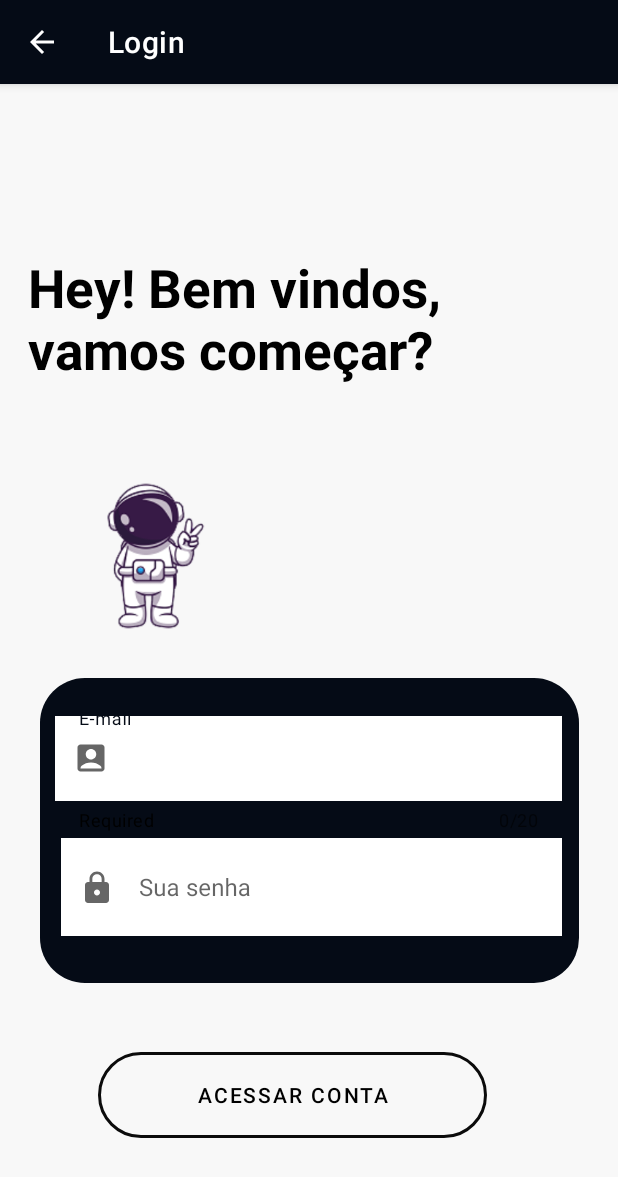
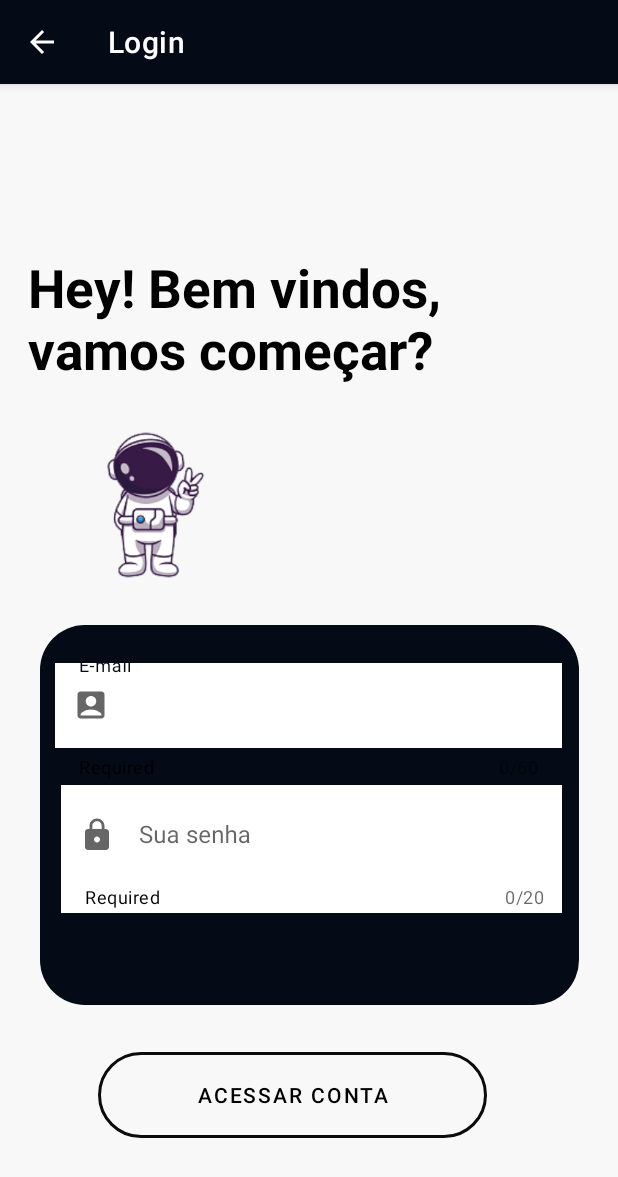
Before and after one commit to lucascostadevrobot/bikeseekerF, an Android app: the screen it shows after launch (LoginActivity), after a tap on "FAZER LOGIN", on a phone screen of 412 x 824 dp. Shown: the top 1177 px of the screen. Run offline under Robolectric (Android 15) with nearby library versions, the phone set to English and light mode, and no system bars; our stand-ins replace Firebase (no records; nobody signed in at launch, a user with empty details on screens opened directly); libraries missing offline, so code that uses them is left out: com.firebase.geofire.

Commit message:
TASK - 159 ajusta tela de login layout max text input

```diff
--- a/app/src/main/res/layout/activity_login.xml
+++ b/app/src/main/res/layout/activity_login.xml
@@ -39,7 +39,7 @@
     <LinearLayout
         android:id="@+id/linearLayout2"
         android:layout_width="359dp"
-        android:layout_height="203dp"
+        android:layout_height="253dp"
         android:background="@drawable/linear_layout_circular_secundario"
         android:orientation="vertical"
         app:layout_constraintBottom_toBottomOf="parent"
@@ -52,27 +52,28 @@
         <com.google.android.material.textfield.TextInputLayout
             style="@style/Widget.MaterialComponents.TextInputLayout.OutlinedBox"
             android:layout_width="338dp"
-            android:layout_height="152dp"
+            android:layout_height="172dp"
             android:layout_marginLeft="10dp"
             android:layout_marginTop="20dp"
             android:layout_marginRight="10dp"
             android:hint="E-mail"
             app:boxStrokeColor="#00FFFFFF"
             app:counterEnabled="true"
-            app:counterMaxLength="20"
+            app:counterMaxLength="60"
             app:endIconMode="clear_text"
             app:helperText="Required"
             app:helperTextTextColor="@color/black"
             app:layout_constraintEnd_toEndOf="parent"
             app:layout_constraintStart_toStartOf="parent"
-            app:startIconDrawable="@drawable/ic_baseline_account_box_24">
+            app:startIconDrawable="@drawable/ic_baseline_account_box_24"
+            tools:ignore="HardcodedText">
 
             <com.google.android.material.textfield.TextInputEditText
                 android:id="@+id/editLoginEmail"
                 android:layout_width="match_parent"
                 android:layout_height="wrap_content"
                 android:background="#FFFFFF"
-                android:maxLength="30"
+                android:maxLength="200"
                 android:singleLine="false"
                 android:textColorHint="#00FFFFFF"
                 tools:ignore="DuplicateSpeakableTextCheck" />
@@ -103,7 +104,7 @@
                     android:layout_height="wrap_content"
                     android:background="#FFFFFF"
                     android:inputType="textPassword"
-                    android:maxLength="30"
+                    android:maxLength="200"
                     android:singleLine="false"
                     android:textColorHint="#00FFFFFF"
                     tools:ignore="DuplicateSpeakableTextCheck,TextContrastCheck" />
```
